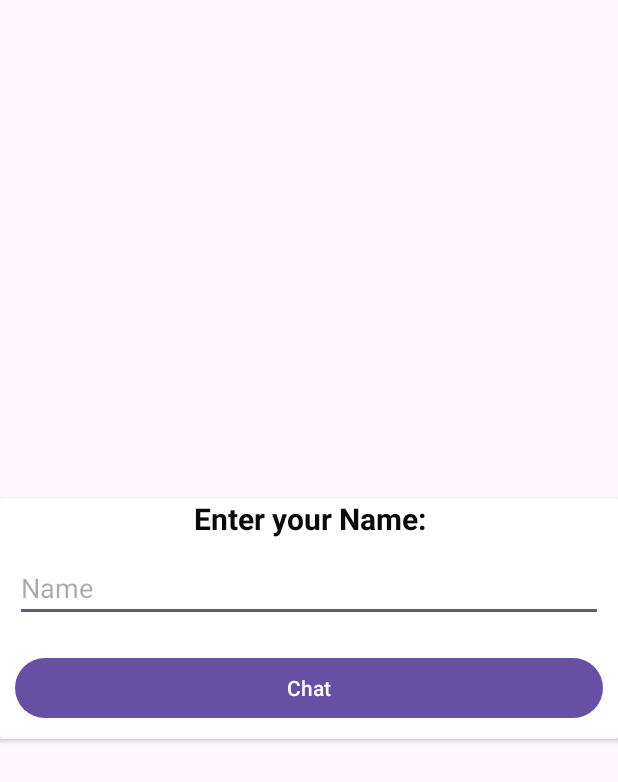
After one commit to Arsalan0736/sehat-ai, an Android app: the LoginMockActivity screen opened directly, with no data from a screen before it, on a phone screen of 412 x 824 dp. The commit adds this screen. Shown: the top 782 px of the screen. Run offline under Robolectric (Android 15) with nearby library versions, the light colour scheme and no system bars; libraries missing offline, so code that uses them is left out: com.zegocloud.zimkit, im.zego.zim.

Commit message:
Sencond Commit

```diff
--- a/app/build.gradle.kts
+++ b/app/build.gradle.kts
@@ -27,6 +27,10 @@ android {
         sourceCompatibility = JavaVersion.VERSION_1_8
         targetCompatibility = JavaVersion.VERSION_1_8
     }
+    buildFeatures {
+        viewBinding = true
+        dataBinding = true
+    }
 }
 
 dependencies {
@@ -41,4 +45,5 @@ dependencies {
     testImplementation("junit:junit:4.13.2")
     androidTestImplementation("androidx.test.ext:junit:1.1.5")
     androidTestImplementation("androidx.test.espresso:espresso-core:3.5.1")
+    implementation("com.github.ZEGOCLOUD:zego_inapp_chat_uikit_android:+")
 }
--- a/app/src/main/java/com/example/myapplication/HomePage.java
+++ b/app/src/main/java/com/example/myapplication/HomePage.java
@@ -52,7 +52,7 @@ public class HomePage extends Fragment {
             @Override
             public void onClick(View v) {
                 // Start the VideoConsultation activity
-                startActivity(new Intent(getActivity(), VideoConsultation.class));
+                startActivity(new Intent(getActivity(), Chat_activity.class));
             }
         });
 
--- /dev/null
+++ b/app/src/main/java/com/example/myapplication/LoginMockActivity.java
@@ -0,0 +1,50 @@
+package com.example.myapplication;
+
+
+import androidx.appcompat.app.AppCompatActivity;
+
+import android.content.Intent;
+import android.os.Bundle;
+import android.widget.Button;
+import android.widget.EditText;
+
+import com.zegocloud.zimkit.services.ZIMKit;
+
+import im.zego.zim.enums.ZIMErrorCode;
+
+public class LoginMockActivity extends AppCompatActivity {
+
+    EditText call_token;
+
+    Button call_btn;
+
+    @Override
+    protected void onCreate(Bundle savedInstanceState) {
+        super.onCreate(savedInstanceState);
+        setContentView(R.layout.activity_login_mock);
+
+        call_token = findViewById(R.id.call_token);
+        call_btn = findViewById(R.id.call_btn);
+
+        call_btn.setOnClickListener(v -> {
+            String userId = call_token.getText().toString();
+            connectUser(userId,userId,"");
+        });
+    }
+    public void connectUser(String userId, String userName,String userAvatar) {
+        // Logs in.
+        ZIMKit.connectUser(userId,userName,userAvatar, errorInfo -> {
+            if (errorInfo.code == ZIMErrorCode.SUCCESS) {
+                // Operation after successful login. You will be redirected to other modules only after successful login. In this sample code, you will be redirected to the conversation module.
+                toConversationActivity();
+            } else {
+
+            }
+        });
+    }
+    private void toConversationActivity() {
+        // Redirect to the conversation list (Activity) you created.
+        Intent intent = new Intent(this,ConversationActivity.class);
+        startActivity(intent);
+    }
+}
--- /dev/null
+++ b/app/src/main/res/drawable/baseline_add_24.xml
@@ -0,0 +1,5 @@
+<vector android:height="24dp" android:tint="#000000"
+    android:viewportHeight="24" android:viewportWidth="24"
+    android:width="24dp" xmlns:android="http://schemas.android.com/apk/res/android">
+    <path android:fillColor="@android:color/white" android:pathData="M19,13h-6v6h-2v-6H5v-2h6V5h2v6h6v2z"/>
+</vector>
--- /dev/null
+++ b/app/src/main/res/drawable/baseline_send_24.xml
@@ -0,0 +1,5 @@
+<vector xmlns:android="http://schemas.android.com/apk/res/android" android:autoMirrored="true" android:height="24dp" android:tint="#000000" android:viewportHeight="24" android:viewportWidth="24" android:width="24dp">
+
+    <path android:fillColor="@android:color/white" android:pathData="M2.01,21L23,12 2.01,3 2,10l15,2 -15,2z"/>
+
+</vector>
--- /dev/null
+++ b/app/src/main/res/layout/activity_login_mock.xml
@@ -0,0 +1,50 @@
+<?xml version="1.0" encoding="utf-8"?>
+<androidx.constraintlayout.widget.ConstraintLayout xmlns:android="http://schemas.android.com/apk/res/android"
+    xmlns:app="http://schemas.android.com/apk/res-auto"
+    xmlns:tools="http://schemas.android.com/tools"
+    android:layout_width="match_parent"
+    android:layout_height="match_parent"
+    tools:context=".LoginMockActivity">
+
+    <androidx.cardview.widget.CardView
+        android:layout_width="match_parent"
+        android:layout_height="wrap_content"
+        app:layout_constraintBottom_toBottomOf="parent"
+        app:layout_constraintEnd_toEndOf="parent"
+        app:layout_constraintStart_toStartOf="parent"
+        app:layout_constraintTop_toTopOf="parent" >
+
+        <LinearLayout
+            android:layout_width="match_parent"
+            android:layout_height="match_parent"
+            android:orientation="vertical">
+
+            <TextView
+                android:id="@+id/textView3"
+                android:layout_width="match_parent"
+                android:layout_height="wrap_content"
+                android:text="Enter your Name:"
+                android:textAlignment="center"
+                android:textColor="#0B0A0A"
+                android:textSize="20sp"
+                android:textStyle="bold" />
+
+            <EditText
+                android:id="@+id/call_token"
+                android:layout_width="match_parent"
+                android:layout_height="wrap_content"
+                android:layout_margin="10dp"
+                android:ems="10"
+                android:hint="Name"
+                android:inputType="text" />
+
+            <Button
+                android:id="@+id/call_btn"
+                android:layout_width="match_parent"
+                android:layout_height="wrap_content"
+                android:layout_margin="10dp"
+                android:text="Chat" />
+        </LinearLayout>
+
+    </androidx.cardview.widget.CardView>
+</androidx.constraintlayout.widget.ConstraintLayout>
--- a/gradle.properties
+++ b/gradle.properties
@@ -15,6 +15,7 @@ org.gradle.jvmargs=-Xmx2048m -Dfile.encoding=UTF-8
 # Android operating system, and which are packaged with your app's APK
 # https://developer.android.com/topic/libraries/support-library/androidx-rn
 android.useAndroidX=true
+android.enableJetifier=true
 # Enables namespacing of each library's R class so that its R class includes only the
 # resources declared in the library itself and none from the library's dependencies,
 # thereby reducing the size of the R class for that library
--- a/settings.gradle.kts
+++ b/settings.gradle.kts
@@ -3,6 +3,7 @@ pluginManagement {
         google()
         mavenCentral()
         gradlePluginPortal()
+        maven { url = uri("https://www.jitpack.io") }
     }
 }
 dependencyResolutionManagement {
@@ -10,6 +11,7 @@ dependencyResolutionManagement {
     repositories {
         google()
         mavenCentral()
+        maven { url = uri("https://www.jitpack.io") }
     }
 }
 
```
Also changed, not shown: app/src/main/AndroidManifest.xml (+11 -1 lines), app/src/main/java/com/example/myapplication/Chat_activity.java (added, +33 -0 lines), app/src/main/java/com/example/myapplication/ConversationActivity.java (added, +67 -0 lines), app/src/main/java/com/example/myapplication/KeyConstant.java (added, +9 -0 lines), app/src/main/res/layout/activity_chat.xml (added, +9 -0 lines), app/src/main/res/layout/activity_conversation.xml (added, +25 -0 lines), app/src/main/res/menu/menu.xml (added, +9 -0 lines).
